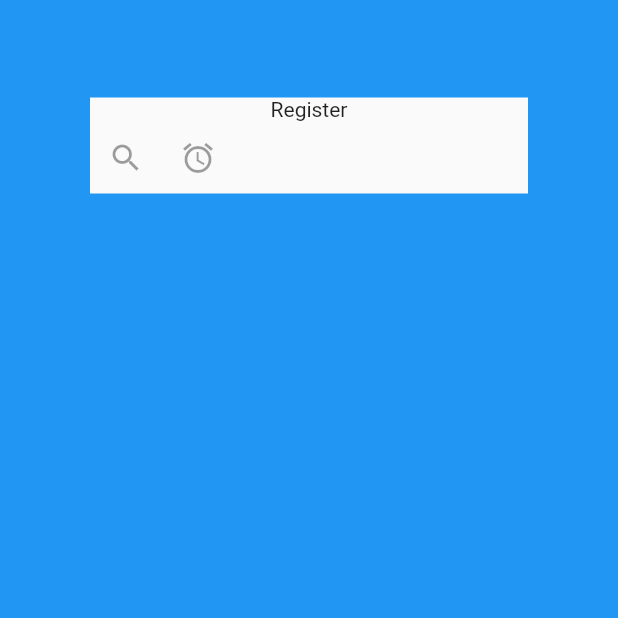
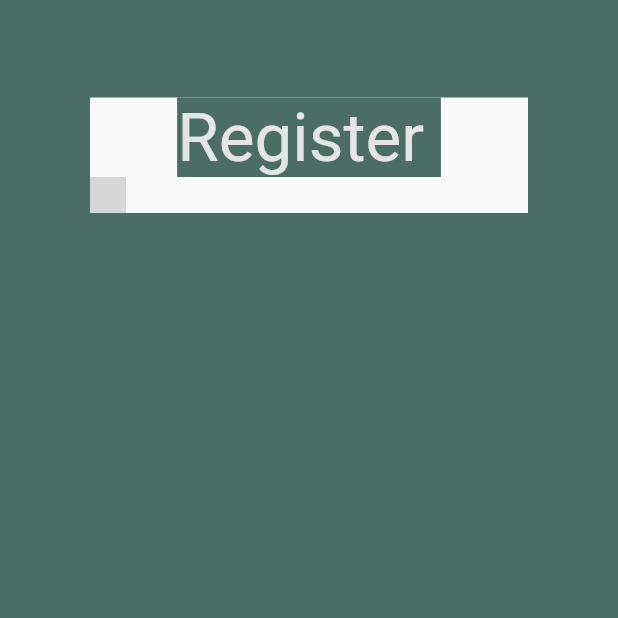
Before and after one commit to sona-dot/lep, a Flutter app: the screen it shows after launch, on a phone screen of 412 x 824 dp, the top half of it. Run offline on Flutter 3.47's test engine with Material 2 defaults, Android fonts, the phone set to English and light mode, and no system bars; Roboto replaces fonts that are missing (Montserrat); grey boxes are pictures that could not be loaded.

Commit message:
edit icon and refactored register screen

```diff
--- a/lib/screens/registerScreen.dart
+++ b/lib/screens/registerScreen.dart
@@ -1,4 +1,5 @@
 import 'package:flutter/material.dart';
+
 
 class RegisterScreen extends StatelessWidget {
 
@@ -6,7 +7,7 @@ class RegisterScreen extends StatelessWidget {
   Widget build(BuildContext context) {
     return Container(
       padding: const EdgeInsetsDirectional.fromSTEB(60.0, 65.0, 60.0, 104.0),
-      decoration: BoxDecoration(color: Colors.blue[500]),
+      decoration: BoxDecoration(color: Color(0xff4A6D64)),
       // Row is a horizontal, linear layout.
       child: Center(
         child: Column(
@@ -14,19 +15,24 @@ class RegisterScreen extends StatelessWidget {
           Material (
             child: Column(
               children: <Widget>[
-                Text("Register"
+                Container(
+                color:Color(0xff4A6D64),
+                child:Text("Register ",
+                style: const TextStyle(
+                    color:  const Color(0xffe5e5e5),
+                    fontWeight: FontWeight.w400,
+                    fontFamily: "Montserrat",
+                    fontStyle:  FontStyle.normal,
+                    fontSize: 45.0
+                )
+                ),
                 ),
                 Row (
                   children: <Widget>[
-                    IconButton(
-                      icon: Icon(Icons.search),
-                      tooltip: 'Facebook',
-                      onPressed: null,
-                    ),
-                    IconButton(
-                      icon: Icon(Icons.access_alarm),
-                      tooltip: 'Gmail',
-                      onPressed: null,
+                    Container(
+                      color:Color(0xff4A6D64),
+                      child:ImageIcon(new AssetImage('assets/icons/Group 51.svg')
+                     ),
                     ),
                   ],
                 )
```
Also changed, not shown: lib/assets/icons/Group 51.svg (added).
